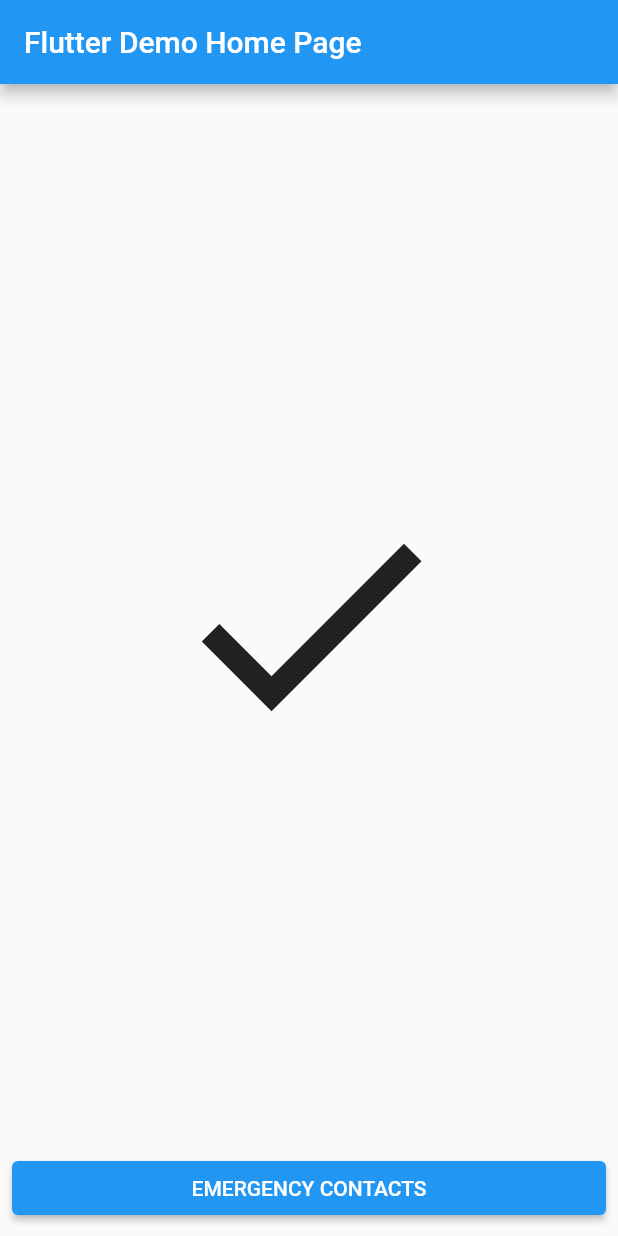
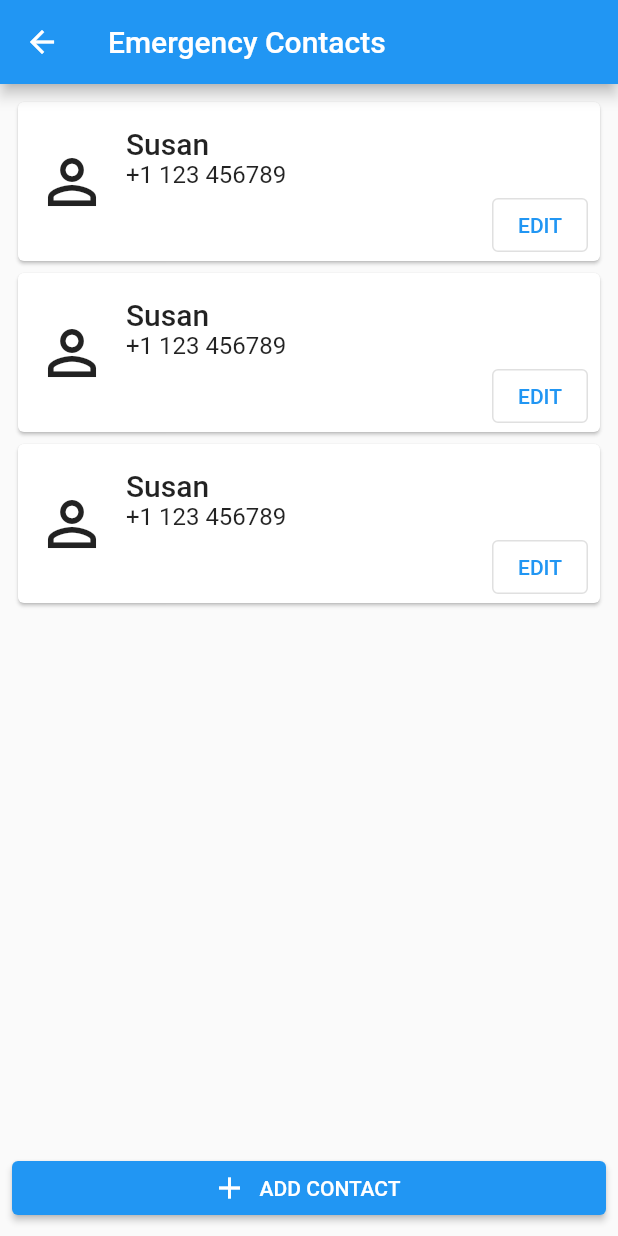
Before and after one commit to TeoVogel/Personal-Safety, a Flutter app: the screen it shows after launch, after a tap on "EMERGENCY CONTACTS", on a phone screen of 412 x 824 dp. Run offline on Flutter 3.47's test engine with Material 2 defaults, Android fonts, the phone set to English and light mode, and no system bars.

Commit message:
Emergency Contacts screen

```diff
--- /dev/null
+++ b/lib/emergencycontacts.dart
@@ -0,0 +1,78 @@
+import 'package:flutter/material.dart';
+
+class EmergencyContacts extends StatelessWidget {
+  const EmergencyContacts({Key? key}) : super(key: key);
+
+  @override
+  Widget build(BuildContext context) {
+    return Scaffold(
+      appBar: AppBar(
+        title: const Text("Emergency Contacts"),
+      ),
+      body: Padding(
+        padding: const EdgeInsets.all(8),
+        child: Column(
+          mainAxisSize: MainAxisSize.max,
+          crossAxisAlignment: CrossAxisAlignment.stretch,
+          children: <Widget>[
+            for (var i = 0; i < 3; i++)
+              Card(
+                child: Row(
+                  crossAxisAlignment: CrossAxisAlignment.center,
+                  mainAxisSize: MainAxisSize.max,
+                  children: [
+                    const Padding(
+                      padding: EdgeInsets.all(12.0),
+                      child: Icon(
+                        Icons.person_outline,
+                        size: 48,
+                      ),
+                    ),
+                    Expanded(
+                      child: Padding(
+                        padding: const EdgeInsets.only(top: 16.0),
+                        child: Column(
+                          children: [
+                            Align(
+                              alignment: Alignment.centerLeft,
+                              child: Text(
+                                "Susan",
+                                style: Theme.of(context).textTheme.headline6,
+                              ),
+                            ),
+                            Align(
+                              alignment: Alignment.centerLeft,
+                              child: Text(
+                                "+1 123 456789",
+                                style: Theme.of(context).textTheme.subtitle1,
+                              ),
+                            ),
+                            Align(
+                              alignment: Alignment.centerRight,
+                              child: Padding(
+                                padding: const EdgeInsets.only(right: 8.0),
+                                child: OutlinedButton(
+                                  onPressed: () {},
+                                  child: const Text("EDIT"),
+                                ),
+                              ),
+                            ),
+                          ],
+                        ),
+                      ),
+                    ),
+                  ],
+                ),
+              ),
+            const Spacer(),
+            ElevatedButton.icon(
+              onPressed: () {},
+              label: const Text("ADD CONTACT"),
+              icon: const Icon(Icons.add),
+            ),
+          ],
+        ),
+      ),
+    );
+  }
+}
--- a/lib/homescreen.dart
+++ b/lib/homescreen.dart
@@ -1,20 +1,16 @@
 import 'package:flutter/material.dart';
+import 'package:personal_safety/emergencycontacts.dart';
 
-class HomeScreen extends StatefulWidget {
+class HomeScreen extends StatelessWidget {
   const HomeScreen({Key? key, required this.title}) : super(key: key);
 
   final String title;
 
   @override
-  State<HomeScreen> createState() => _HomeScreenState();
-}
-
-class _HomeScreenState extends State<HomeScreen> {
-  @override
   Widget build(BuildContext context) {
     return Scaffold(
       appBar: AppBar(
-        title: Text(widget.title),
+        title: Text(title),
       ),
       body: Padding(
         padding: const EdgeInsets.all(8),
@@ -29,7 +25,14 @@ class _HomeScreenState extends State<HomeScreen> {
             ),
             const Spacer(),
             ElevatedButton(
-              onPressed: () {},
+              onPressed: () {
+                Navigator.push(
+                  context,
+                  MaterialPageRoute(
+                    builder: (context) => const EmergencyContacts(),
+                  ),
+                );
+              },
               child: const Text("EMERGENCY CONTACTS"),
             ),
           ],
```
